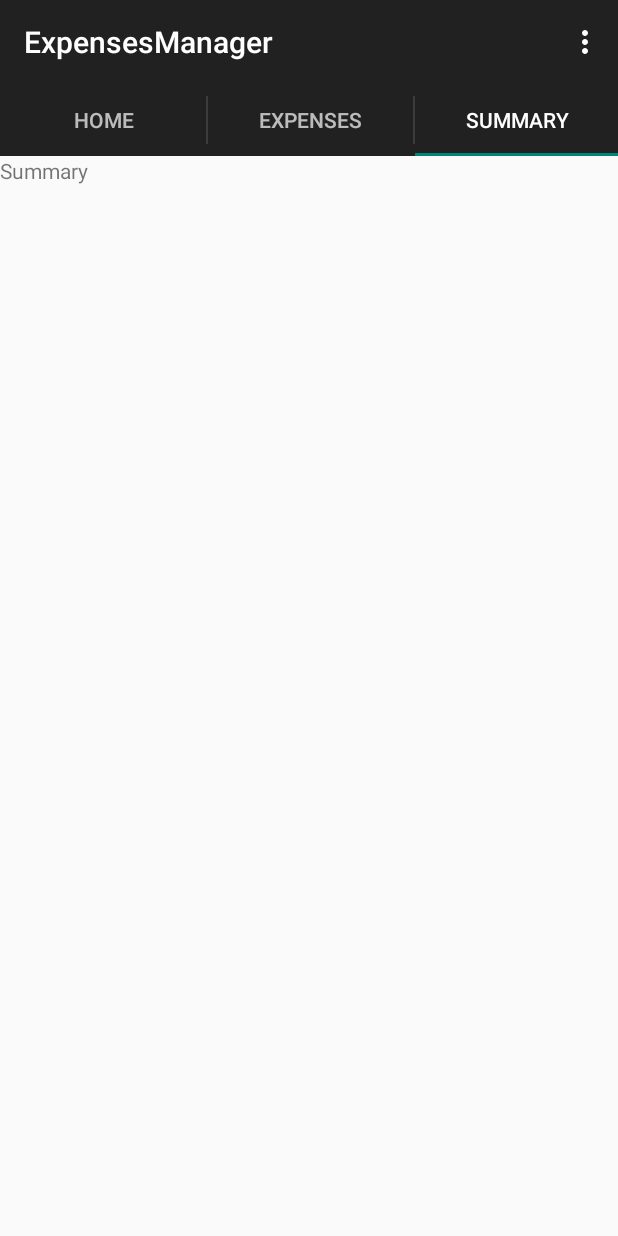
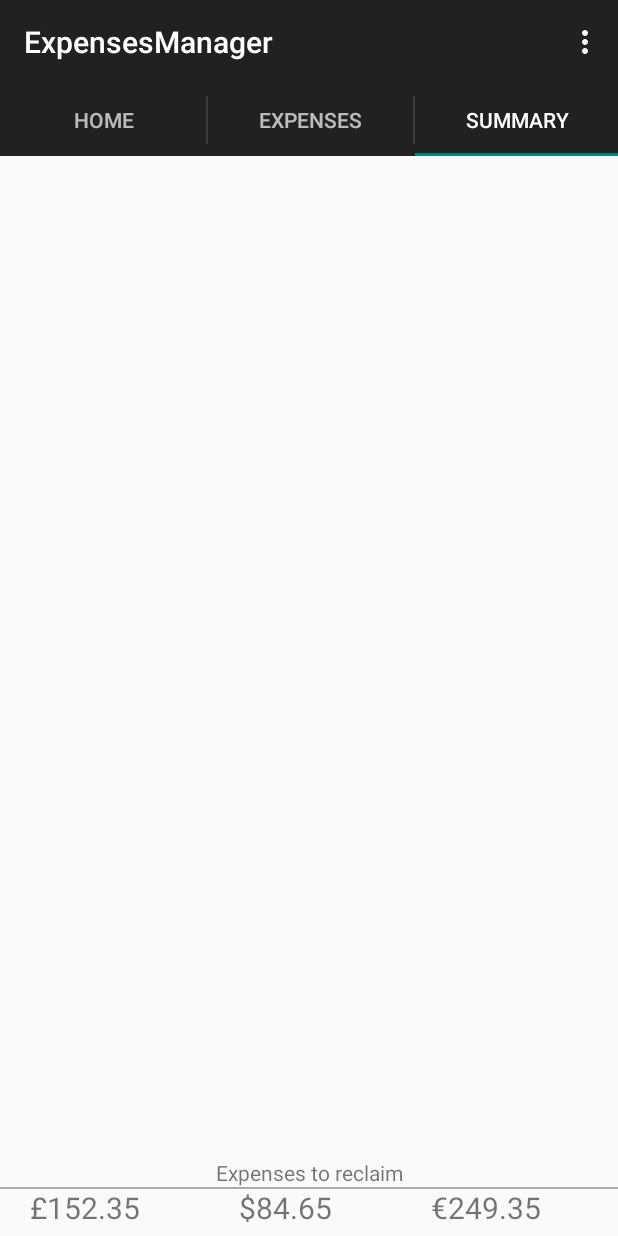
Before and after one commit to stanislavHamara/AndroidCoursework, an Android app: the screen it shows after launch (MainActivity), tab 3 chosen, on a phone screen of 412 x 824 dp. Run offline under Robolectric (Android 15) with nearby library versions, the phone set to English and light mode, and no system bars.

Commit message:
expenses to reclaim overview

```diff
--- a/ExpensesManager/app/src/main/java/com/stanislav/hamara/expensesmanager/TabFragment.java
+++ b/ExpensesManager/app/src/main/java/com/stanislav/hamara/expensesmanager/TabFragment.java
@@ -86,6 +86,9 @@ public class TabFragment extends Fragment {
                             whole_currency = Integer.parseInt(editText.getText().toString());
                             editText = (EditText) view.findViewById(R.id.small_currency);
                             small_currency = Integer.parseInt(editText.getText().toString());
+
+                            Log.e("Output: ",category + " , " + subcategory + " , " + description + " , " + currency + whole_currency + "." + small_currency);
+
                         } catch (NumberFormatException e){
                             new AlertDialog.Builder(view.getContext())
                                     .setTitle("Alert")
--- a/ExpensesManager/app/src/main/res/layout/fragment_tab_summary.xml
+++ b/ExpensesManager/app/src/main/res/layout/fragment_tab_summary.xml
@@ -1,11 +1,69 @@
 <?xml version="1.0" encoding="utf-8"?>
-<LinearLayout xmlns:android="http://schemas.android.com/apk/res/android"
-    android:orientation="vertical" android:layout_width="match_parent"
-    android:layout_height="match_parent"
-    android:weightSum="1">
+<RelativeLayout
+    xmlns:android="http://schemas.android.com/apk/res/android"
+    android:layout_width="fill_parent"
+    android:layout_height="fill_parent">
+
+
+
+    <LinearLayout
+        android:layout_width="match_parent"
+        android:layout_height="wrap_content"
+        android:orientation="horizontal"
+        android:id="@+id/linearLayout"
+        android:layout_alignParentBottom="true"
+        android:layout_alignParentLeft="true"
+        android:layout_alignParentStart="true">
+        <TextView
+            android:layout_width="wrap_content"
+            android:layout_height="wrap_content"
+            android:text="£152.35"
+            android:textSize="20dp"
+            android:layout_marginBottom="5dp"
+            android:layout_marginLeft="20dp"
+            android:layout_weight="1" />
+        <TextView
+            android:layout_width="wrap_content"
+            android:layout_height="wrap_content"
+            android:text="$84.65"
+            android:textSize="20dp"
+            android:layout_marginBottom="5dp"
+            android:layout_marginLeft="15dp"
+            android:layout_weight="1"/>/>
+        <TextView
+            android:layout_width="wrap_content"
+            android:layout_height="wrap_content"
+            android:text="€249.35"
+            android:textSize="20dp"
+            android:layout_marginBottom="5dp"
+            android:layout_marginLeft="15dp"
+            android:layout_weight="1"/>/>
+    </LinearLayout>
+
     <TextView
         android:layout_width="match_parent"
         android:layout_height="wrap_content"
-        android:text="Summary"/>
+        android:text="@string/expenses"
+        android:gravity="center_horizontal"
+        android:layout_above="@+id/linearLayout"
+        android:layout_alignParentLeft="true"
+        android:layout_alignParentStart="true"
+        android:id="@+id/textView" />
 
-</LinearLayout>
+    <RelativeLayout
+        android:id="@+id/InnerRelativeLayout"
+        android:layout_width="wrap_content"
+        android:layout_height="wrap_content"
+        android:layout_below="@+id/textView"
+        android:layout_alignParentLeft="true"
+        android:layout_alignParentStart="true">
+
+        <View
+            android:layout_width="fill_parent"
+            android:layout_height="1dp"
+            android:background="@android:color/darker_gray"/>
+
+
+    </RelativeLayout>
+
+</RelativeLayout>
--- a/ExpensesManager/app/src/main/res/values/strings.xml
+++ b/ExpensesManager/app/src/main/res/values/strings.xml
@@ -10,5 +10,6 @@
     <string name="add">Add</string>
     <string name="enter_description">Enter description</string>
     <string name="receipt_retained">Receipt retained:</string>
+    <string name="expenses">Expenses to reclaim</string>
 
 </resources>
```
